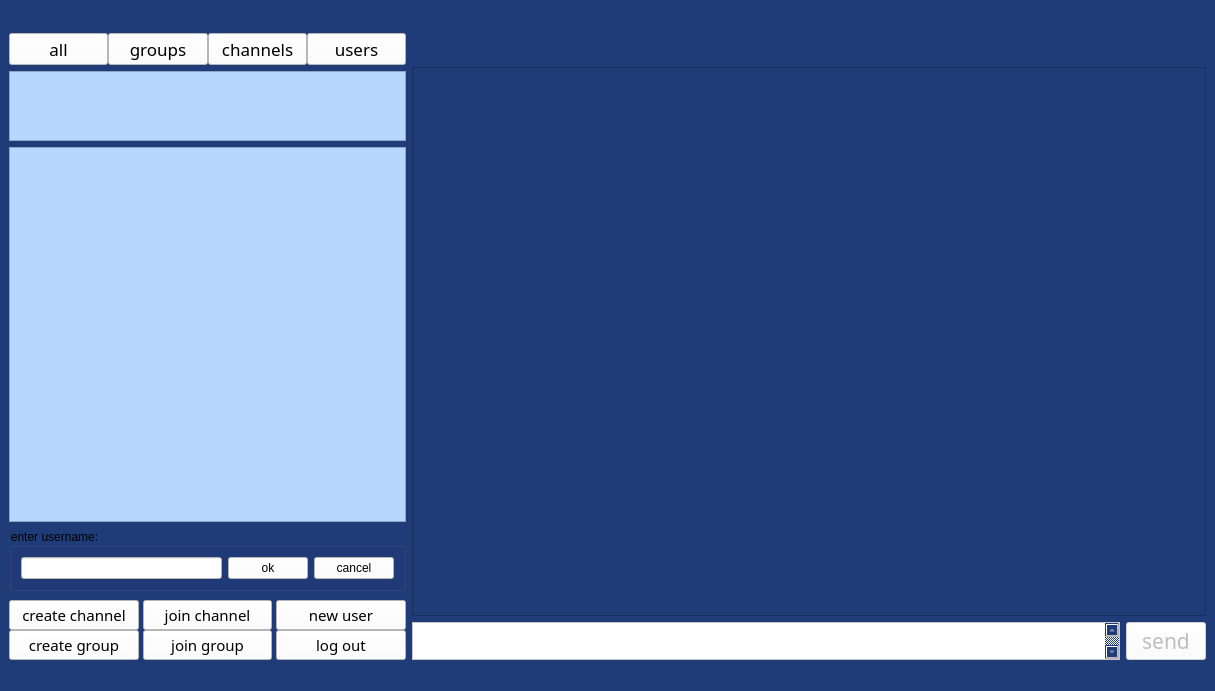
Qt form messenger/main_page.ui (SeyedAliamiri/Messenger_cpp-31-_9) before a commit.
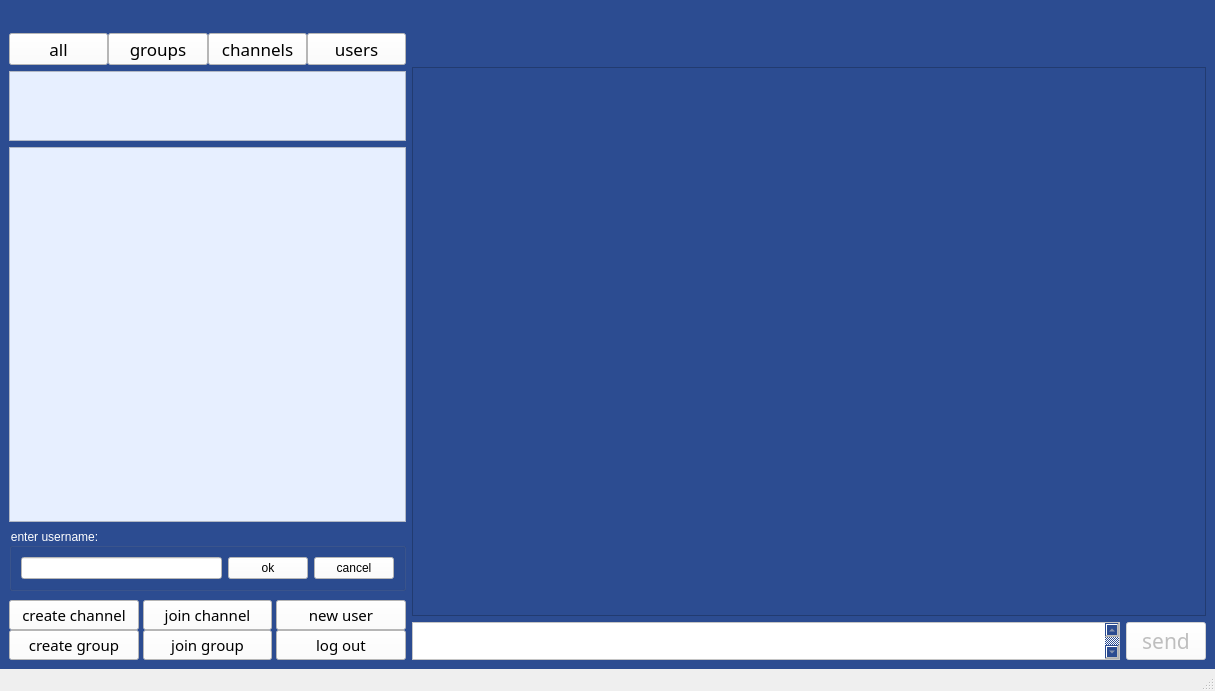
The same form after that commit.

Diff of the .ui file:
```diff
--- a/messenger/main_page.ui
+++ b/messenger/main_page.ui
@@ -14,10 +14,12 @@
    <string>MainWindow</string>
   </property>
   <property name="styleSheet">
-   <string notr="true">background-color: rgb(31, 59, 120);
-</string>
+   <string notr="true"/>
   </property>
   <widget class="QWidget" name="centralwidget">
+   <property name="styleSheet">
+    <string notr="true">background-color: rgb(44, 76, 145);</string>
+   </property>
    <layout class="QVBoxLayout" name="verticalLayout_3">
     <item>
      <widget class="QWidget" name="widget_2" native="true">
@@ -105,14 +107,14 @@
         <item>
          <widget class="QTextBrowser" name="network_status">
           <property name="styleSheet">
-           <string notr="true">background-color: rgb(183, 215, 255);</string>
+           <string notr="true">background-color: rgb(231, 239, 255);</string>
           </property>
          </widget>
         </item>
         <item>
          <widget class="QListWidget" name="member_list">
           <property name="styleSheet">
-           <string notr="true">background-color: rgb(183, 215, 255);</string>
+           <string notr="true">background-color: rgb(231, 239, 255);</string>
           </property>
           <property name="frameShape">
            <enum>QFrame::StyledPanel</enum>
@@ -127,6 +129,9 @@
         </item>
         <item>
          <widget class="QGroupBox" name="newusergroupBox">
+          <property name="styleSheet">
+           <string notr="true">color: rgb(255, 255, 255);</string>
+          </property>
           <property name="title">
            <string>enter username:</string>
           </property>
@@ -139,14 +144,16 @@
              <item>
               <widget class="QLineEdit" name="newuserlineEdit">
                <property name="styleSheet">
-                <string notr="true">background-color: rgb(255, 255, 255);</string>
+                <string notr="true">background-color: rgb(255, 255, 255);
+color: rgb(0, 0, 0);</string>
                </property>
               </widget>
              </item>
              <item>
               <widget class="QPushButton" name="newuserok">
                <property name="styleSheet">
-                <string notr="true">background-color: rgb(255, 255, 255);</string>
+                <string notr="true">background-color: rgb(255, 255, 255);
+color: rgb(0, 0, 0);</string>
                </property>
                <property name="text">
                 <string>ok</string>
@@ -156,7 +163,8 @@
              <item>
               <widget class="QPushButton" name="newusercancel">
                <property name="styleSheet">
-                <string notr="true">background-color: rgb(255, 255, 255);</string>
+                <string notr="true">color: rgb(0, 0, 0);
+background-color: rgb(255, 255, 255);</string>
                </property>
                <property name="text">
                 <string>cancel</string>
```
